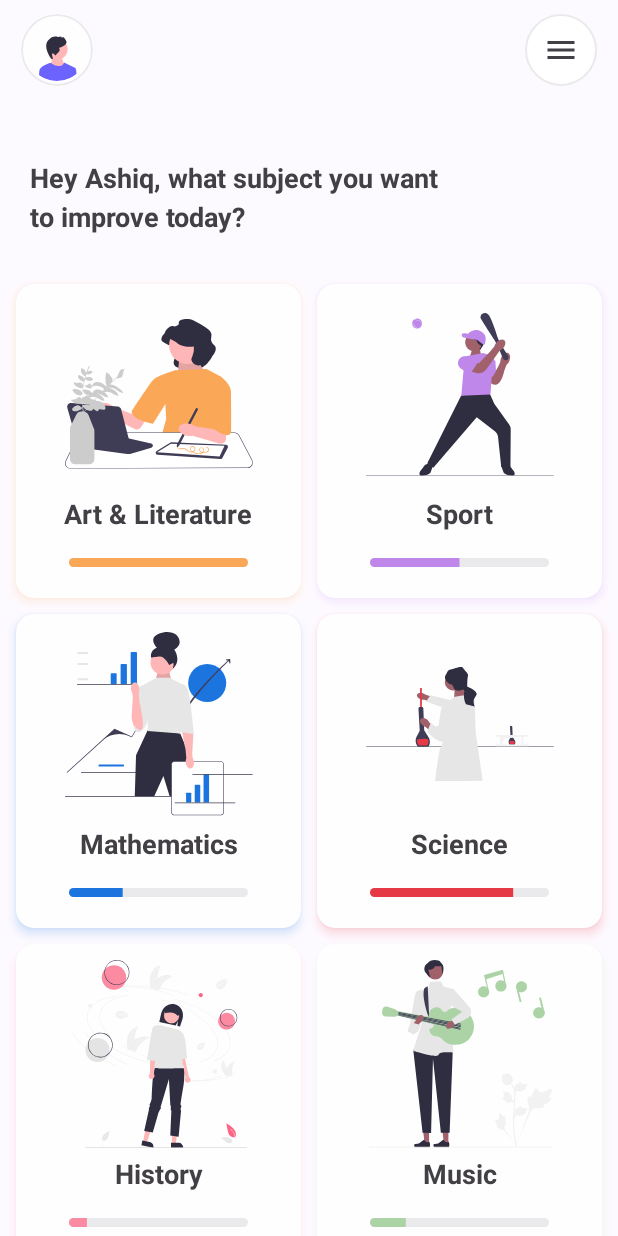
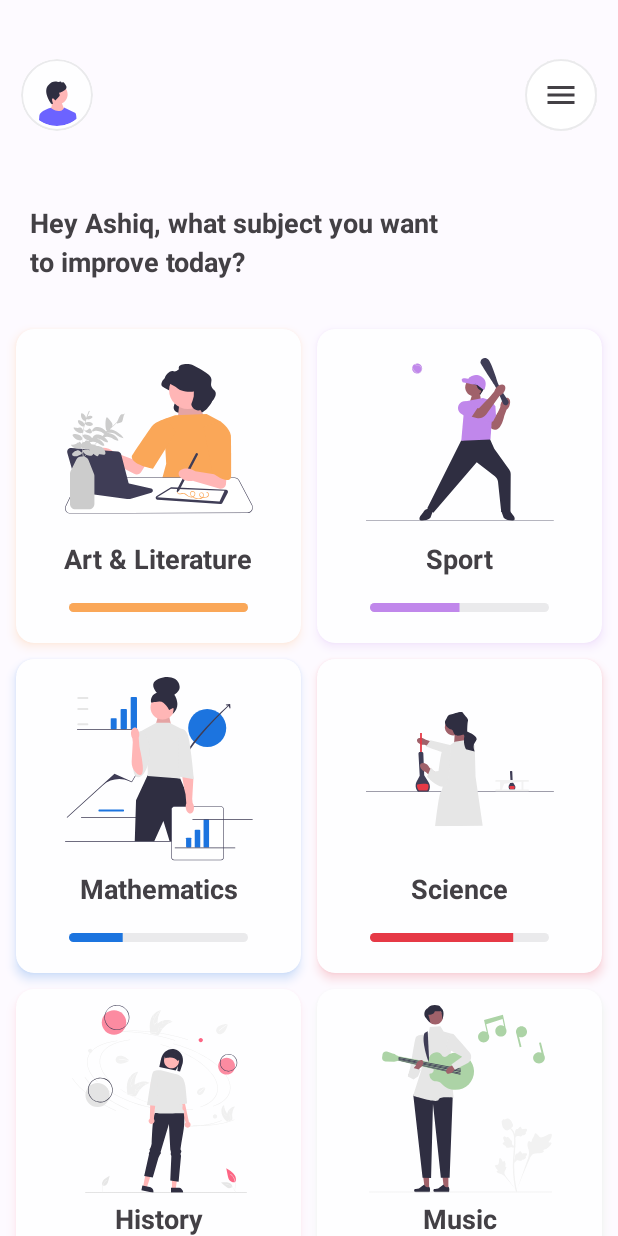
Before and after one commit to ashiqfury/Qwizz, an Android app built with Jetpack Compose: the @Preview function HomePagePreview, on a phone screen of 412 x 824 dp. Run offline under Robolectric (Android 15) with nearby library versions, the phone set to English and light mode, and no system bars; our stand-ins replace accompanist.

Commit message:
Implemented StatusBarInsetHandler and launchSingleTop.
- Implemented StatusBarInsetHandler composable for insetting the screen from status bar.
- Implemented launchSingleTop in navigation to prevent multiple screen navigation on multiselect.

```diff
--- a/app/src/main/java/com/example/qwizz/ui/screens/DifficultyScreen.kt
+++ b/app/src/main/java/com/example/qwizz/ui/screens/DifficultyScreen.kt
@@ -24,6 +24,7 @@ import androidx.navigation.NavController
 import com.example.qwizz.R
 import com.example.qwizz.ui.navigation.QScreens
 import com.example.qwizz.ui.theme.QColors
+import com.example.qwizz.ui.utils.StatusBarInsetHandler
 import com.google.accompanist.navigation.animation.rememberAnimatedNavController
 
 @Composable
@@ -34,7 +35,9 @@ internal fun DifficultyScreen(
         modifier = Modifier.fillMaxSize(),
         backgroundColor = QColors.LightWhite,
         topBar = {
-            DifficultyScreenTopBar(navController)
+            StatusBarInsetHandler {
+                DifficultyScreenTopBar(navController)
+            }
         },
     ) { paddingValues ->
         Column(
@@ -150,6 +153,7 @@ private fun DifficultyButton(
         onClick = {
             navController.navigate(route = QScreens.Question.route) {
 //                popUpTo(QwizzScreens.Home.route)
+                launchSingleTop = true
             }
         },
         colors = ButtonDefaults.buttonColors(backgroundColor = QColors.LightWhite)
--- a/app/src/main/java/com/example/qwizz/ui/screens/HomeScreen.kt
+++ b/app/src/main/java/com/example/qwizz/ui/screens/HomeScreen.kt
@@ -1,7 +1,6 @@
 package com.example.qwizz.ui.screens
 
 import android.graphics.BlurMaskFilter
-import android.util.Log
 import androidx.compose.animation.ExperimentalAnimationApi
 import androidx.compose.foundation.*
 import androidx.compose.foundation.layout.*
@@ -34,9 +33,9 @@ import com.example.qwizz.R
 import com.example.qwizz.model.SubjectCard
 import com.example.qwizz.ui.navigation.QScreens
 import com.example.qwizz.ui.theme.*
+import com.example.qwizz.ui.utils.StatusBarInsetHandler
 import com.google.accompanist.flowlayout.FlowRow
 import com.google.accompanist.navigation.animation.rememberAnimatedNavController
-import kotlinx.coroutines.Dispatchers
 import kotlinx.coroutines.launch
 
 @Composable
@@ -45,25 +44,20 @@ internal fun HomeScreen(
 ) {
     val scaffoldState = rememberScaffoldState()
     Scaffold(
+        scaffoldState = scaffoldState,
         modifier = Modifier.fillMaxSize(),
         backgroundColor = QColors.LightWhite,
         topBar = {
-            HomeScreenTopBar(scaffoldState)
+            StatusBarInsetHandler {
+                HomeScreenTopBar(scaffoldState)
+            }
         },
         drawerContent = {
-            Column(
-                modifier = Modifier
-                    .fillMaxWidth(0.5f)
-                    .padding(20.dp)
-            ) {
-                Text(text = "Home")
-                Text(text = "Home")
-                Text(text = "Home")
-                Text(text = "Home")
-                Text(text = "Home")
+            StatusBarInsetHandler {
+                DrawerContent()
             }
         },
-        drawerBackgroundColor = QColors.LightWhite,
+        drawerBackgroundColor = QColors.VeryLightWhite,
         drawerElevation = 8.dp,
         drawerShape = RoundedCornerShape(topEnd = 32.dp, bottomEnd = 32.dp)
     ) { paddingValues ->
@@ -125,14 +119,8 @@ private fun HomeScreenTopBar(
                 IconButton(
                     modifier = Modifier.fillMaxSize(0.9f),
                     onClick = {
-                        coroutineScope.launch(Dispatchers.Main) {
-                            Log.d("FURY", "drawerState -> ${scaffoldState.drawerState.currentValue}")
+                        coroutineScope.launch {
                             scaffoldState.drawerState.open()
-//                            if (scaffoldState.drawerState.isOpen) {
-//                                scaffoldState.drawerState.close()
-//                            } else {
-//                                scaffoldState.drawerState.open()
-//                            }
                         }
                     }
                 ) {
@@ -198,7 +186,9 @@ private fun SubjectGrid(
                     .clip(RoundedCornerShape(12.dp))
                     .background(QColors.VeryLightWhite)
                     .clickable {
-                        navController.navigate(route = QScreens.Difficulty.route)
+                        navController.navigate(route = QScreens.Difficulty.route) {
+                            launchSingleTop = true
+                        }
                     },
             ) {
                 Column(
@@ -239,6 +229,29 @@ private fun SubjectGrid(
     }
 }
 
+@Composable
+private fun DrawerContent() {
+    val textModifier = Modifier
+        .fillMaxWidth()
+        .padding(vertical = 5.dp)
+        .background(QColors.LightWhite, shape = RoundedCornerShape(12.dp))
+        .border(0.5f.dp, QColors.Tomato, RoundedCornerShape(12.dp))
+        .padding(vertical = 10.dp, horizontal = 20.dp)
+        .clickable { }
+    Column(
+        modifier = Modifier
+            .fillMaxWidth()
+            .background(QColors.VeryLightWhite)
+            .padding(10.dp)
+    ) {
+        Text(text = "Home", modifier = textModifier)
+        Text(text = "Home", modifier = textModifier)
+        Text(text = "Home", modifier = textModifier)
+        Text(text = "Home", modifier = textModifier)
+        Text(text = "Home", modifier = textModifier)
+    }
+}
+
 @OptIn(ExperimentalAnimationApi::class)
 @Preview(showBackground = true)
 @Composable
@@ -252,37 +265,37 @@ private fun getSubjectGridData(): List<SubjectCard> {
         SubjectCard(
             title = "Art & Literature",
             illustration = R.drawable.subject_arts,
-            progressValue =  100,
+            progressValue = 100,
             progressColor = QColors.Saffron
         ),
         SubjectCard(
             title = "Sport",
             illustration = R.drawable.subject_sports,
-            progressValue =  50,
+            progressValue = 50,
             progressColor = QColors.Purple
         ),
         SubjectCard(
             title = "Mathematics",
             illustration = R.drawable.subject_mathematics,
-            progressValue =  30,
+            progressValue = 30,
             progressColor = QColors.InkBlue
         ),
         SubjectCard(
             title = "Science",
             illustration = R.drawable.subject_science,
-            progressValue =  80,
+            progressValue = 80,
             progressColor = QColors.Tomato
         ),
         SubjectCard(
             title = "History",
             illustration = R.drawable.subject_history,
-            progressValue =  10,
+            progressValue = 10,
             progressColor = QColors.BabyPink
         ),
         SubjectCard(
             title = "Music",
             illustration = R.drawable.subject_music,
-            progressValue =  20,
+            progressValue = 20,
             progressColor = QColors.BabyGreen
         )
     )
--- /dev/null
+++ b/app/src/main/java/com/example/qwizz/ui/utils/Utils.kt
@@ -0,0 +1,20 @@
+package com.example.qwizz.ui.utils
+
+import androidx.compose.foundation.layout.Box
+import androidx.compose.foundation.layout.fillMaxWidth
+import androidx.compose.foundation.layout.padding
+import androidx.compose.runtime.Composable
+import androidx.compose.ui.Modifier
+import androidx.compose.ui.unit.Dp
+import androidx.compose.ui.unit.dp
+
+
+@Composable
+internal fun StatusBarInsetHandler(inset: Dp = 30.dp, content: @Composable (() -> Unit)) {
+    Box(modifier = Modifier
+        .fillMaxWidth()
+        .padding(top = inset)
+    ) {
+        content()
+    }
+}
--- a/build.gradle
+++ b/build.gradle
@@ -4,7 +4,7 @@ buildscript {
     }
 }// Top-level build file where you can add configuration options common to all sub-projects/modules.
 plugins {
-    id 'com.android.application' version '7.4.0-alpha08' apply false
-    id 'com.android.library' version '7.4.0-alpha08' apply false
+    id 'com.android.application' version '8.0.0-alpha02' apply false
+    id 'com.android.library' version '8.0.0-alpha02' apply false
     id 'org.jetbrains.kotlin.android' version '1.6.21' apply false
 }
```
Also changed, not shown: app/src/main/java/com/example/qwizz/MainActivity.kt (+3 -5 lines), app/src/main/java/com/example/qwizz/ui/screens/QuestionScreen.kt (+4 -10 lines), gradle/wrapper/gradle-wrapper.properties.
